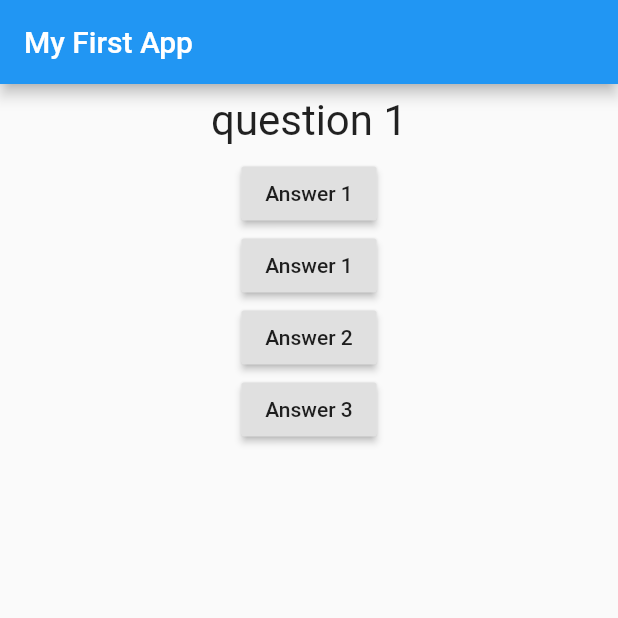
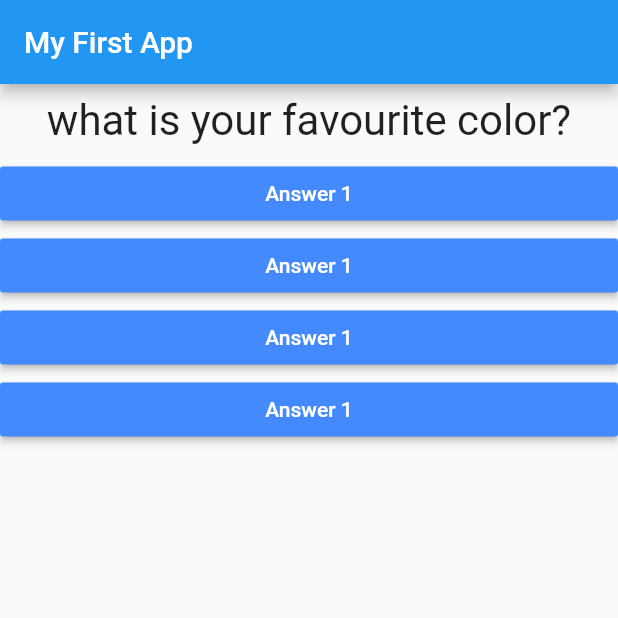
Before and after one commit to dev5576/FlutterCrashCourse-, a Flutter app: the screen it shows after launch, on a phone screen of 412 x 824 dp, the top half of it. Run offline on Flutter 3.47's test engine with Material 2 defaults, Android fonts, the phone set to English and light mode, and no system bars.

Commit message:
added answer widget, function callback

```diff
--- /dev/null
+++ b/lib/answer.dart
@@ -0,0 +1,20 @@
+import 'package:flutter/material.dart';
+
+class Answer extends StatelessWidget {
+  final Function selectHandler;
+
+  Answer(this.selectHandler);
+
+  @override
+  Widget build(BuildContext context) {
+    return Container(
+      width: double.infinity,
+      child: RaisedButton(
+        color: Colors.blueAccent,
+        textColor: Colors.white,
+        child: Text('Answer 1'),
+        onPressed: selectHandler,
+      ),
+    );
+  }
+}
--- a/lib/main.dart
+++ b/lib/main.dart
@@ -1,5 +1,6 @@
 import 'package:flutter/material.dart';
 import './question.dart';
+import './answer.dart';
 
 void main() => runApp(MyApp());
 
@@ -28,8 +29,18 @@ class _MyAppState extends State<MyApp> {
   @override
   Widget build(BuildContext context) {
     var questions = [
-      'question 1',
-      'question 2',
+      {
+        'questionText': 'what is your favourite color?',
+        'answers': ['red', 'green', 'yello']
+      },
+      {
+        'questionText': 'what is your favourite animal?',
+        'answers': ['deer', 'lion', 'snake']
+      },
+      {
+        'questionText': 'what is your favourite car?',
+        'answers': ['bmw', 'ferrari', 'honda']
+      },
     ];
     print('build()  called!');
     return MaterialApp(
@@ -37,25 +48,11 @@ class _MyAppState extends State<MyApp> {
       appBar: AppBar(title: Text('My First App')),
       body: Column(
         children: <Widget>[
-          Question(questions[_questionIndex]),
-          RaisedButton(
-            child: Text('Answer 1'),
-            onPressed: _AnswerQuestion,
-          ),
-          RaisedButton(
-            child: Text('Answer 1'),
-            onPressed: _AnswerQuestion,
-          ),
-          RaisedButton(
-            child: Text('Answer 2'),
-            onPressed: _AnswerQuestion,
-          ),
-          RaisedButton(
-            child: Text('Answer 3'),
-            onPressed: () {
-              print('answer chosen 3!');
-            },
-          ),
+          Question(questions[_questionIndex]['questionText']),
+          Answer(_AnswerQuestion),
+          Answer(_AnswerQuestion),
+          Answer(_AnswerQuestion),
+          Answer(_AnswerQuestion),
         ],
       ),
     ));
```
